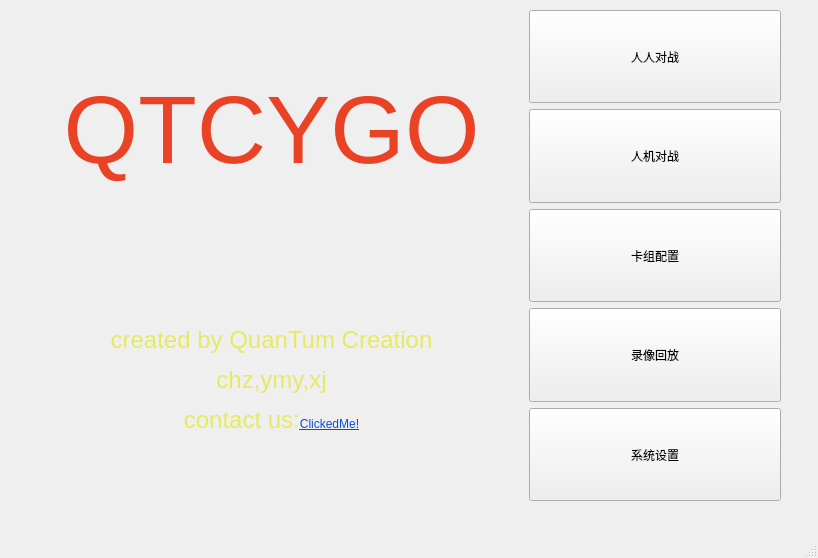
Qt form mainwindow.ui (xiaxiaoguang/QTproject) before a commit.
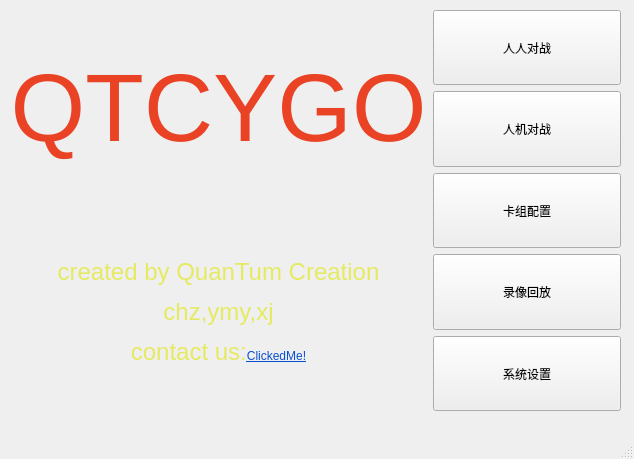
The same form after that commit. Icons and pictures are not drawn.

```diff
--- a/mainwindow.ui
+++ b/mainwindow.ui
@@ -6,8 +6,8 @@
    <rect>
     <x>0</x>
     <y>0</y>
-    <width>818</width>
-    <height>558</height>
+    <width>634</width>
+    <height>459</height>
    </rect>
   </property>
   <property name="sizePolicy">
@@ -29,10 +29,10 @@
    <widget class="QWidget" name="layoutWidget">
     <property name="geometry">
      <rect>
-      <x>20</x>
+      <x>10</x>
       <y>10</y>
-      <width>761</width>
-      <height>491</height>
+      <width>611</width>
+      <height>401</height>
      </rect>
     </property>
     <layout class="QHBoxLayout" name="_2" stretch="2,1">
```
Left out of the diff: 16 changed lines with no effect on the pictures.
